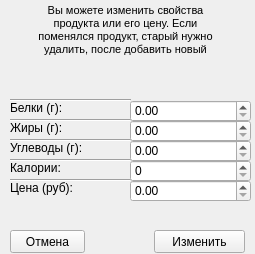
The window that admin/editproduct.ui (244sinfall/fastfoodDeliveryAggregator) describes before a commit, drawn with Qt 5.
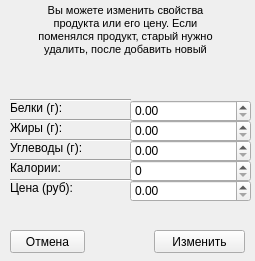
The same window after the commit.

Diff of the .ui file:
```diff
--- a/admin/editproduct.ui
+++ b/admin/editproduct.ui
@@ -7,9 +7,21 @@
     <x>0</x>
     <y>0</y>
     <width>255</width>
-    <height>254</height>
+    <height>261</height>
    </rect>
   </property>
+  <property name="minimumSize">
+   <size>
+    <width>255</width>
+    <height>261</height>
+   </size>
+  </property>
+  <property name="maximumSize">
+   <size>
+    <width>255</width>
+    <height>261</height>
+   </size>
+  </property>
   <property name="windowTitle">
    <string>Изменить продукт</string>
   </property>
```
